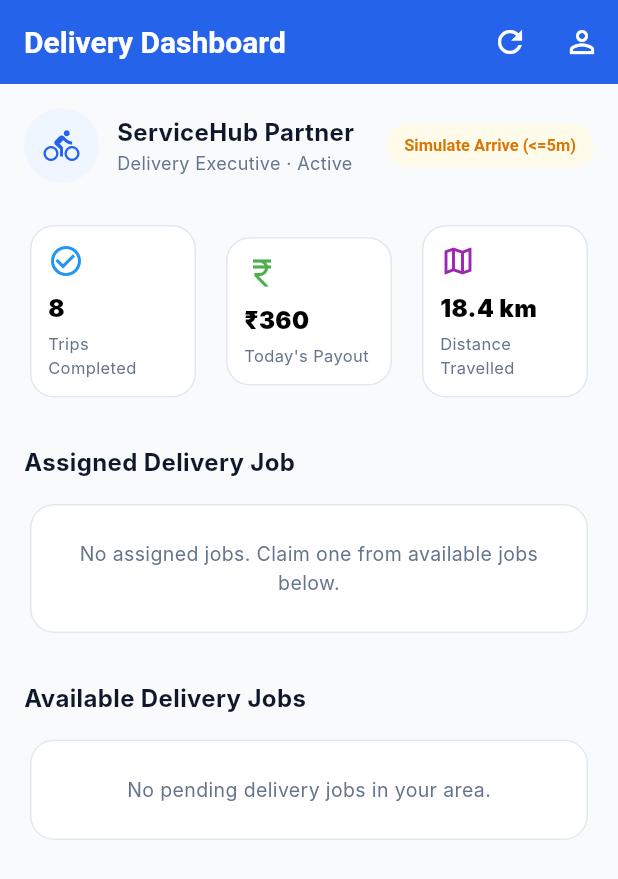
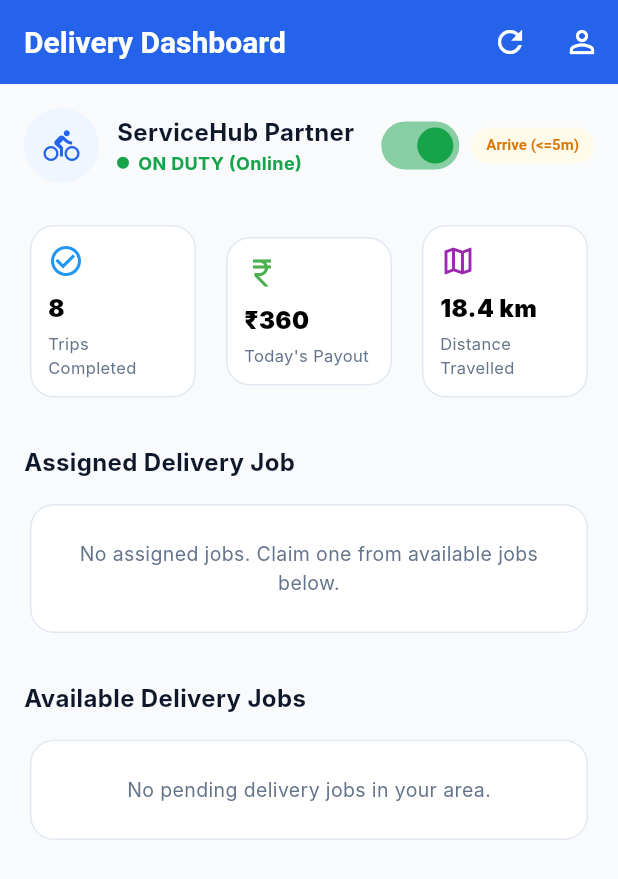
Before and after one commit to Jenish1659/Service-hub, a Flutter app: the DeliveryDashboard screen opened by its route, on a phone screen of 412 x 824 dp. Shown: the top 879 px of the screen. Run offline on Flutter 3.47's test engine with Material 3 defaults, Android fonts, the phone set to English and light mode, and no system bars; our stand-ins replace flutter_riverpod, geocoding, geolocator, go_router, hive, hive_flutter and 1 more; accounts and stored records are empty; Roboto replaces fonts that are missing (Inter).

Commit message:
feat: add delivery dashboard UI and riverpod providers for managing agent jobs and status

```diff
--- a/partner_app/lib/features/delivery/presentation/delivery_dashboard.dart
+++ b/partner_app/lib/features/delivery/presentation/delivery_dashboard.dart
@@ -14,6 +14,7 @@ class DeliveryDashboard extends ConsumerStatefulWidget {
 }
 
 class _DeliveryDashboardState extends ConsumerState<DeliveryDashboard> {
+  bool _isOnline = true;
   double currentDistance = 125.0; // Distance in meters from shop/customer
   bool pinLocked = true;
   final TextEditingController _pinController = TextEditingController();
@@ -152,26 +153,65 @@ class _DeliveryDashboardState extends ConsumerState<DeliveryDashboard> {
                               partnerName,
                               style: const TextStyle(fontWeight: FontWeight.bold, fontSize: 16, color: AppTheme.textPrimaryColor),
                             ),
-                            const Text(
-                              'Delivery Executive · Active',
-                              style: TextStyle(color: AppTheme.textSecondaryColor, fontSize: 12),
+                            Row(
+                              children: [
+                                Container(
+                                  width: 8,
+                                  height: 8,
+                                  decoration: BoxDecoration(
+                                    color: _isOnline ? const Color(0xff16a34a) : Colors.grey,
+                                    shape: BoxShape.circle,
+                                  ),
+                                ),
+                                const SizedBox(width: 6),
+                                Text(
+                                  _isOnline ? 'ON DUTY (Online)' : 'OFF DUTY (Offline)',
+                                  style: TextStyle(
+                                    color: _isOnline ? const Color(0xff16a34a) : AppTheme.textSecondaryColor,
+                                    fontSize: 12,
+                                    fontWeight: FontWeight.bold,
+                                  ),
                                 ),
                               ],
                             ),
                           ],
                         ),
+                      ],
+                    ),
+                    Row(
+                      children: [
+                        Switch(
+                          value: _isOnline,
+                          activeThumbColor: const Color(0xff16a34a),
+                          onChanged: (val) {
+                            setState(() {
+                              _isOnline = val;
+                            });
+                            ScaffoldMessenger.of(context).hideCurrentSnackBar();
+                            ScaffoldMessenger.of(context).showSnackBar(
+                              SnackBar(
+                                content: Text(val ? 'Duty Status: ONLINE (Receiving Dispatches)' : 'Duty Status: OFFLINE'),
+                                backgroundColor: val ? AppTheme.successColor : AppTheme.warningColor,
+                                duration: const Duration(seconds: 2),
+                              ),
+                            );
+                          },
+                        ),
+                        const SizedBox(width: 4),
                         ElevatedButton(
                           style: ElevatedButton.styleFrom(
                             backgroundColor: const Color(0xfffffbeb),
                             foregroundColor: const Color(0xffd97706),
-                        padding: const EdgeInsets.symmetric(horizontal: 12, vertical: 8),
+                            padding: const EdgeInsets.symmetric(horizontal: 10, vertical: 6),
                             minimumSize: Size.zero,
                           ),
                           onPressed: _simulateApproach,
                           child: Text(
-                        currentDistance > 5.0 ? 'Simulate Arrive (<=5m)' : 'Reset Distance',
-                        style: const TextStyle(fontSize: 11, fontWeight: FontWeight.bold),
+                            currentDistance > 5.0 ? 'Arrive (<=5m)' : 'Reset Dist',
+                            style: const TextStyle(fontSize: 10, fontWeight: FontWeight.bold),
                           ),
+                        ),
+                      ],
                     ),
                   ],
                 ),
--- a/partner_app/lib/features/delivery/presentation/delivery_provider.dart
+++ b/partner_app/lib/features/delivery/presentation/delivery_provider.dart
@@ -1,26 +1,77 @@
 import 'package:flutter_riverpod/flutter_riverpod.dart';
 import 'package:supabase_flutter/supabase_flutter.dart';
 
-// Fetch orders ready to be picked up by delivery agents
-final deliveryPendingJobsProvider = FutureProvider<List<Map<String, dynamic>>>((ref) async {
-  final List<dynamic> response = await Supabase.instance.client
+// StreamProvider to poll available delivery jobs in real time
+final deliveryPendingJobsStreamProvider = StreamProvider<List<Map<String, dynamic>>>((ref) async* {
+  final client = Supabase.instance.client;
+
+  while (true) {
+    try {
+      final List<dynamic> response = await client
           .from('orders')
           .select()
-      .eq('status', 'Ready for Pickup')
           .order('created_at', ascending: false);
-  return List<Map<String, dynamic>>.from(response);
+
+      final pending = response.where((o) {
+        final st = o['status'] ?? 'Placed';
+        return st == 'Ready for Pickup' || st == 'Placed' || st == 'Packing';
+      }).toList();
+
+      yield List<Map<String, dynamic>>.from(pending);
+    } catch (e) {
+      yield [
+        {
+          'id': 'ord_1001',
+          'customer_id': 'cust_987',
+          'status': 'Ready for Pickup',
+          'items_summary': 'AC Dust Filter (Universal) x1',
+          'grand_total': 384.0,
+          'delivery_fee': 35.0,
+          'delivery_pin': '2842',
+          'shipping_address': 'Digvijay Plot, Main Road, Jamnagar',
+          'shop_address': 'ServiceHub Central Store, Jamnagar',
+        },
+      ];
+    }
+    await Future.delayed(const Duration(seconds: 2));
+  }
 });
 
-// Fetch delivery jobs currently assigned to the logged-in agent
-final deliveryAssignedJobProvider = FutureProvider<List<Map<String, dynamic>>>((ref) async {
-  final user = Supabase.instance.client.auth.currentUser;
-  if (user == null) return [];
+// StreamProvider to poll jobs currently assigned to this delivery agent
+final deliveryAssignedJobStreamProvider = StreamProvider<List<Map<String, dynamic>>>((ref) async* {
+  final client = Supabase.instance.client;
 
-  final List<dynamic> response = await Supabase.instance.client
+  while (true) {
+    try {
+      final user = client.auth.currentUser;
+      final userId = user?.id;
+
+      final List<dynamic> response = await client
           .from('orders')
           .select()
-      .eq('agent_id', user.id)
-      .eq('status', 'Out for Delivery')
           .order('created_at', ascending: false);
-  return List<Map<String, dynamic>>.from(response);
+
+      final assigned = response.where((o) {
+        final st = o['status'] ?? '';
+        final agentId = o['agent_id'];
+        return st == 'Out for Delivery' || (agentId != null && agentId == userId && st != 'Delivered');
+      }).toList();
+
+      yield List<Map<String, dynamic>>.from(assigned);
+    } catch (e) {
+      yield [];
+    }
+    await Future.delayed(const Duration(seconds: 2));
+  }
 });
+
+// Backward compatible providers
+final deliveryPendingJobsProvider = FutureProvider<List<Map<String, dynamic>>>((ref) async {
+  final stream = ref.watch(deliveryPendingJobsStreamProvider);
+  return stream.asData?.value ?? [];
+});
+
+final deliveryAssignedJobProvider = FutureProvider<List<Map<String, dynamic>>>((ref) async {
+  final stream = ref.watch(deliveryAssignedJobStreamProvider);
+  return stream.asData?.value ?? [];
+});
```
Lines whose indentation alone changed are shown as unchanged.
